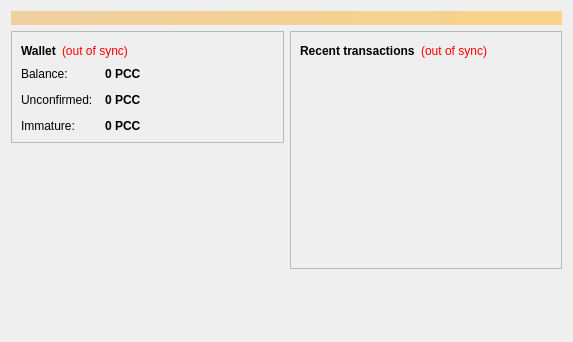
This is src/qt/forms/overviewpage.ui in CloudMining/PolishCoin as Qt 5 draws it before an edit. The edited form follows.
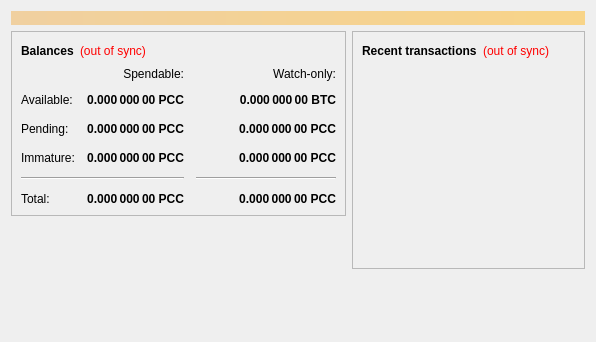
This is the edited form.

Patch:
```diff
--- a/src/qt/forms/overviewpage.ui
+++ b/src/qt/forms/overviewpage.ui
@@ -6,7 +6,7 @@
    <rect>
     <x>0</x>
     <y>0</y>
-    <width>573</width>
+    <width>596</width>
     <height>342</height>
    </rect>
   </property>
@@ -54,7 +54,7 @@
                </font>
               </property>
               <property name="text">
-               <string>Wallet</string>
+               <string>Balances</string>
               </property>
              </widget>
             </item>
@@ -75,6 +75,159 @@
              </widget>
             </item>
             <item>
+             <spacer name="horizontalSpacer_3">
+              <property name="orientation">
+               <enum>Qt::Horizontal</enum>
+              </property>
+              <property name="sizeHint" stdset="0">
+               <size>
+                <width>40</width>
+                <height>20</height>
+               </size>
+              </property>
+             </spacer>
+            </item>
+           </layout>
+          </item>
+          <item>
+           <layout class="QGridLayout" name="gridLayout">
+            <property name="spacing">
+             <number>12</number>
+            </property>
+            <item row="2" column="2">
+             <widget class="QLabel" name="labelWatchPending">
+              <property name="font">
+               <font>
+                <weight>75</weight>
+                <bold>true</bold>
+               </font>
+              </property>
+              <property name="cursor">
+               <cursorShape>IBeamCursor</cursorShape>
+              </property>
+              <property name="toolTip">
+               <string>Unconfirmed transactions to watch-only addresses</string>
+              </property>
+              <property name="text">
+               <string notr="true">0.000 000 00 PCC</string>
+              </property>
+              <property name="alignment">
+               <set>Qt::AlignRight|Qt::AlignTrailing|Qt::AlignVCenter</set>
+              </property>
+              <property name="textInteractionFlags">
+               <set>Qt::LinksAccessibleByMouse|Qt::TextSelectableByKeyboard|Qt::TextSelectableByMouse</set>
+              </property>
+             </widget>
+            </item>
+            <item row="2" column="1">
+             <widget class="QLabel" name="labelUnconfirmed">
+              <property name="font">
+               <font>
+                <weight>75</weight>
+                <bold>true</bold>
+               </font>
+              </property>
+              <property name="cursor">
+               <cursorShape>IBeamCursor</cursorShape>
+              </property>
+              <property name="toolTip">
+               <string>Total of transactions that have yet to be confirmed, and do not yet count toward the spendable balance</string>
+              </property>
+              <property name="text">
+               <string notr="true">0.000 000 00 PCC</string>
+              </property>
+              <property name="alignment">
+               <set>Qt::AlignRight|Qt::AlignTrailing|Qt::AlignVCenter</set>
+              </property>
+              <property name="textInteractionFlags">
+               <set>Qt::LinksAccessibleByMouse|Qt::TextSelectableByKeyboard|Qt::TextSelectableByMouse</set>
+              </property>
+             </widget>
+            </item>
+            <item row="3" column="2">
+             <widget class="QLabel" name="labelWatchImmature">
+              <property name="font">
+               <font>
+                <weight>75</weight>
+                <bold>true</bold>
+               </font>
+              </property>
+              <property name="cursor">
+               <cursorShape>IBeamCursor</cursorShape>
+              </property>
+              <property name="toolTip">
+               <string>Mined balance in watch-only addresses that has not yet matured</string>
+              </property>
+              <property name="text">
+               <string notr="true">0.000 000 00 PCC</string>
+              </property>
+              <property name="alignment">
+               <set>Qt::AlignRight|Qt::AlignTrailing|Qt::AlignVCenter</set>
+              </property>
+              <property name="textInteractionFlags">
+               <set>Qt::LinksAccessibleByMouse|Qt::TextSelectableByKeyboard|Qt::TextSelectableByMouse</set>
+              </property>
+             </widget>
+            </item>
+            <item row="4" column="0" colspan="2">
+             <widget class="Line" name="line">
+              <property name="orientation">
+               <enum>Qt::Horizontal</enum>
+              </property>
+             </widget>
+            </item>
+            <item row="4" column="2">
+             <widget class="Line" name="lineWatchBalance">
+              <property name="sizePolicy">
+               <sizepolicy hsizetype="Preferred" vsizetype="Fixed">
+                <horstretch>0</horstretch>
+                <verstretch>0</verstretch>
+               </sizepolicy>
+              </property>
+              <property name="minimumSize">
+               <size>
+                <width>140</width>
+                <height>0</height>
+               </size>
+              </property>
+              <property name="orientation">
+               <enum>Qt::Horizontal</enum>
+              </property>
+             </widget>
+            </item>
+            <item row="5" column="0">
+             <widget class="QLabel" name="labelTotalText">
+              <property name="text">
+               <string>Total:</string>
+              </property>
+             </widget>
+            </item>
+            <item row="3" column="1">
+             <widget class="QLabel" name="labelImmature">
+              <property name="font">
+               <font>
+                <weight>75</weight>
+                <bold>true</bold>
+               </font>
+              </property>
+              <property name="cursor">
+               <cursorShape>IBeamCursor</cursorShape>
+              </property>
+              <property name="toolTip">
+               <string>Mined balance that has not yet matured</string>
+              </property>
+              <property name="text">
+               <string notr="true">0.000 000 00 PCC</string>
+              </property>
+              <property name="alignment">
+               <set>Qt::AlignRight|Qt::AlignTrailing|Qt::AlignVCenter</set>
+              </property>
+              <property name="textInteractionFlags">
+               <set>Qt::LinksAccessibleByMouse|Qt::TextSelectableByKeyboard|Qt::TextSelectableByMouse</set>
+              </property>
+             </widget>
+            </item>
+            <item row="2" column="3">
              <spacer name="horizontalSpacer_2">
               <property name="orientation">
                <enum>Qt::Horizontal</enum>
@@ -87,28 +240,15 @@
               </property>
              </spacer>
             </item>
-           </layout>
-          </item>
-          <item>
-           <layout class="QFormLayout" name="formLayout_2">
-            <property name="fieldGrowthPolicy">
-             <enum>QFormLayout::AllNonFixedFieldsGrow</enum>
-            </property>
-            <property name="horizontalSpacing">
-             <number>12</number>
-            </property>
-            <property name="verticalSpacing">
-             <number>12</number>
-            </property>
-            <item row="0" column="0">
-             <widget class="QLabel" name="label">
+            <item row="3" column="0">
+             <widget class="QLabel" name="labelImmatureText">
               <property name="text">
-               <string>Balance:</string>
+               <string>Immature:</string>
               </property>
              </widget>
             </item>
-            <item row="0" column="1">
-             <widget class="QLabel" name="labelBalance">
+            <item row="5" column="1">
+             <widget class="QLabel" name="labelTotal">
               <property name="font">
                <font>
                 <weight>75</weight>
@@ -122,22 +262,60 @@
                <string>Your current balance</string>
               </property>
               <property name="text">
-               <string notr="true">0 PCC</string>
+               <string notr="true">0.000 000 00 PCC</string>
               </property>
+              <property name="alignment">
+               <set>Qt::AlignRight|Qt::AlignTrailing|Qt::AlignVCenter</set>
+              </property>
               <property name="textInteractionFlags">
                <set>Qt::LinksAccessibleByMouse|Qt::TextSelectableByKeyboard|Qt::TextSelectableByMouse</set>
               </property>
              </widget>
             </item>
+            <item row="5" column="2">
+             <widget class="QLabel" name="labelWatchTotal">
+              <property name="font">
+               <font>
+                <weight>75</weight>
+                <bold>true</bold>
+               </font>
+              </property>
+              <property name="cursor">
+               <cursorShape>IBeamCursor</cursorShape>
+              </property>
+              <property name="toolTip">
+               <string>Current total balance in watch-only addresses</string>
+              </property>
+              <property name="text">
+               <string notr="true">0.000 000 00 PCC</string>
+              </property>
+              <property name="alignment">
+               <set>Qt::AlignRight|Qt::AlignTrailing|Qt::AlignVCenter</set>
+              </property>
+              <property name="textInteractionFlags">
+               <set>Qt::LinksAccessibleByMouse|Qt::TextSelectableByKeyboard|Qt::TextSelectableByMouse</set>
+              </property>
+             </widget>
+            </item>
+            <item row="0" column="2">
+             <widget class="QLabel" name="labelWatchonly">
+              <property name="text">
+               <string>Watch-only:</string>
+              </property>
+              <property name="alignment">
+               <set>Qt::AlignRight|Qt::AlignTrailing|Qt::AlignVCenter</set>
+              </property>
+             </widget>
+            </item>
             <item row="1" column="0">
-             <widget class="QLabel" name="label_3">
+             <widget class="QLabel" name="labelBalanceText">
               <property name="text">
-               <string>Unconfirmed:</string>
+               <string>Available:</string>
               </property>
              </widget>
             </item>
             <item row="1" column="1">
-             <widget class="QLabel" name="labelUnconfirmed">
+             <widget class="QLabel" name="labelBalance">
               <property name="font">
                <font>
                 <weight>75</weight>
@@ -151,7 +329,35 @@
                <string>Total of transactions that have yet to be confirmed, and do not yet count toward the current balance</string>
               </property>
               <property name="text">
-               <string notr="true">0 PCC</string>
+               <string notr="true">0.000 000 00 PCC</string>
+              </property>
+              <property name="alignment">
+               <set>Qt::AlignRight|Qt::AlignTrailing|Qt::AlignVCenter</set>
+              </property>
+              <property name="textInteractionFlags">
+               <set>Qt::LinksAccessibleByMouse|Qt::TextSelectableByKeyboard|Qt::TextSelectableByMouse</set>
+              </property>
+             </widget>
+            </item>
+            <item row="1" column="2">
+             <widget class="QLabel" name="labelWatchAvailable">
+              <property name="font">
+               <font>
+                <weight>75</weight>
+                <bold>true</bold>
+               </font>
+              </property>
+              <property name="cursor">
+               <cursorShape>IBeamCursor</cursorShape>
+              </property>
+              <property name="toolTip">
+               <string>Your current balance in watch-only addresses</string>
+              </property>
+              <property name="text">
+               <string notr="true">0.000 000 00 BTC</string>
+              </property>
+              <property name="alignment">
+               <set>Qt::AlignRight|Qt::AlignTrailing|Qt::AlignVCenter</set>
               </property>
               <property name="textInteractionFlags">
                <set>Qt::LinksAccessibleByMouse|Qt::TextSelectableByKeyboard|Qt::TextSelectableByMouse</set>
@@ -159,28 +365,19 @@
              </widget>
             </item>
             <item row="2" column="0">
-             <widget class="QLabel" name="labelImmatureText">
+             <widget class="QLabel" name="labelPendingText">
               <property name="text">
-               <string>Immature:</string>
+               <string>Pending:</string>
               </property>
              </widget>
             </item>
-            <item row="2" column="1">
-             <widget class="QLabel" name="labelImmature">
-              <property name="font">
-               <font>
-                <weight>75</weight>
-                <bold>true</bold>
-               </font>
-              </property>
-              <property name="toolTip">
-               <string>Mined balance that has not yet matured</string>
-              </property>
+            <item row="0" column="1">
+             <widget class="QLabel" name="labelSpendable">
               <property name="text">
-               <string notr="true">0 PCC</string>
+               <string>Spendable:</string>
               </property>
-              <property name="textInteractionFlags">
-               <set>Qt::LinksAccessibleByMouse|Qt::TextSelectableByKeyboard|Qt::TextSelectableByMouse</set>
+              <property name="alignment">
+               <set>Qt::AlignRight|Qt::AlignTrailing|Qt::AlignVCenter</set>
               </property>
              </widget>
             </item>
@@ -219,8 +416,14 @@
            <layout class="QHBoxLayout" name="horizontalLayout_2">
             <item>
              <widget class="QLabel" name="label_4">
+              <property name="font">
+               <font>
+                <weight>75</weight>
+                <bold>true</bold>
+               </font>
+              </property>
               <property name="text">
-               <string>&lt;b&gt;Recent transactions&lt;/b&gt;</string>
+               <string>Recent transactions</string>
               </property>
              </widget>
             </item>
```
Left out of the diff: 14 changed lines with no effect on the pictures.
